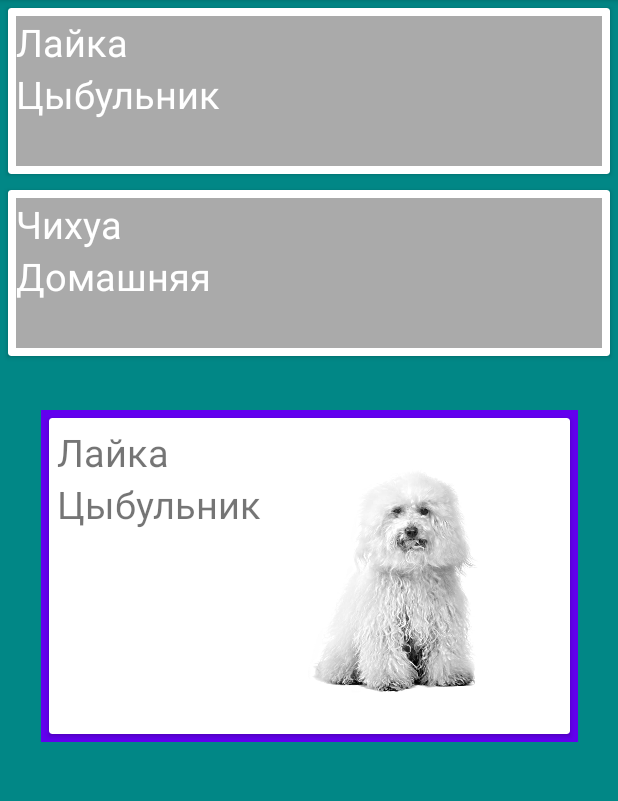
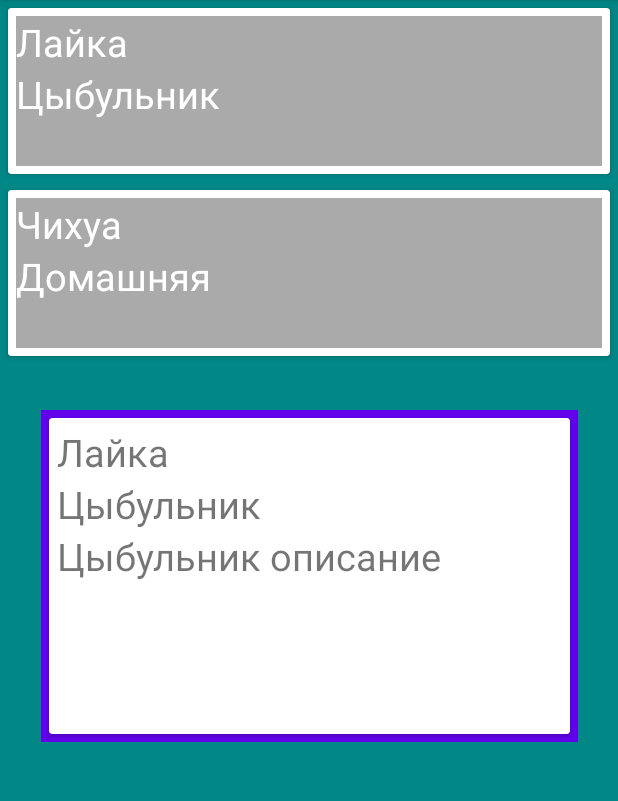
Before and after one commit to Serg8787/CardDogss, an Android app: the screen it shows after launch (MainActivity), after a tap on "Лайка", on a phone screen of 412 x 824 dp, the part 84-885 px from its top. Run offline under Robolectric (Android 15) with nearby library versions, the phone set to English and light mode, and no system bars.

Commit message:
without avatar but transfer dog

```diff
--- a/app/src/main/java/com/example/carddogs/Dog.kt
+++ b/app/src/main/java/com/example/carddogs/Dog.kt
@@ -1,7 +1,12 @@
 package com.example.carddogs
 
+import android.graphics.Bitmap
 import android.graphics.drawable.Drawable
+import kotlinx.android.parcel.Parcelize
+import java.io.Serializable
 
-data class Dog(val name:String, val lastName:String,
-//               val avatar: Drawable
-               )
+
+data class Dog(val name:String,
+               val lastName:String,
+               val desc:String
+               ) : Serializable
--- a/app/src/main/java/com/example/carddogs/FragmentDetail.kt
+++ b/app/src/main/java/com/example/carddogs/FragmentDetail.kt
@@ -19,17 +19,18 @@ private const val ARG_PARAM3 = "param3"
  * create an instance of this fragment.
  */
 class FragmentDetail : Fragment() {
-    // TODO: Rename and change types of parameters
+
     private var name: String? = null
     private var lastName: String? = null
-    private var avatar: String? = null
+    private var desc: String? = null
 
     override fun onCreate(savedInstanceState: Bundle?) {
         super.onCreate(savedInstanceState)
         arguments?.let {
             name = it.getString(ARG_PARAM1)
             lastName = it.getString(ARG_PARAM2)
-            avatar = it.getString(ARG_PARAM3)
+            desc = it.getString(ARG_PARAM3)
+//            avatar = it.getString(ARG_PARAM3)
         }
     }
 
@@ -45,26 +46,17 @@ class FragmentDetail : Fragment() {
         super.onViewCreated(view, savedInstanceState)
         tvNameDetail.text = name
         tvLastNameDetail.text = lastName
-        ivAvatarDetail.setImageResource(R.drawable.mini3)
+        tvDesc.text = desc
     }
 
     companion object {
-        /**
-         * Use this factory method to create a new instance of
-         * this fragment using the provided parameters.
-         *
-         * @param param1 Parameter 1.
-         * @param param2 Parameter 2.
-         * @return A new instance of fragment FragmentDetail.
-         */
-        // TODO: Rename and change types and number of parameters
         @JvmStatic
-        fun newInstance(name: String, lastName: String) =
+        fun newInstance(dog: Dog): FragmentDetail =
             FragmentDetail().apply {
                 arguments = Bundle().apply {
-                    putString(ARG_PARAM1, name)
-                    putString(ARG_PARAM2, lastName)
-                    putString(ARG_PARAM3, avatar)
+                    putString(ARG_PARAM1, dog.name)
+                    putString(ARG_PARAM2, dog.lastName)
+                    putString(ARG_PARAM3, dog.desc)
 
                 }
             }
--- a/app/src/main/java/com/example/carddogs/FragmentList.kt
+++ b/app/src/main/java/com/example/carddogs/FragmentList.kt
@@ -1,10 +1,10 @@
 package com.example.carddogs
 
 import android.os.Bundle
-import androidx.fragment.app.Fragment
 import android.view.LayoutInflater
 import android.view.View
 import android.view.ViewGroup
+import androidx.fragment.app.Fragment
 import androidx.recyclerview.widget.LinearLayoutManager
 import kotlinx.android.synthetic.main.fragment_list.*
 
@@ -13,25 +13,20 @@ import kotlinx.android.synthetic.main.fragment_list.*
 private const val ARG_PARAM1 = "param1"
 private const val ARG_PARAM2 = "param2"
 
+
 /**
  * A simple [Fragment] subclass.
  * Use the [FragmentList.newInstance] factory method to
  * create an instance of this fragment.
  */
 class FragmentList : Fragment(),DogsListCallback {
-    // TODO: Rename and change types of parameters
-    private var param1: String? = null
-    private var param2: String? = null
-    val dogs = arrayListOf<Dog>(Dog("Лайка","Цыбульник" ),
-        Dog("Чихуа","Домашняя"))
+    val dogs = arrayListOf<Dog>(Dog("Лайка","Цыбульник","Цыбульник описание" ),
+        Dog("Чихуа","Домашняя","Чихуа описание"))
 
 
     override fun onCreate(savedInstanceState: Bundle?) {
         super.onCreate(savedInstanceState)
-        arguments?.let {
-            param1 = it.getString(ARG_PARAM1)
-            param2 = it.getString(ARG_PARAM2)
-        }
+
     }
 
     override fun onCreateView(
@@ -52,31 +47,17 @@ class FragmentList : Fragment(),DogsListCallback {
     }
 
     companion object {
-        /**
-         * Use this factory method to create a new instance of
-         * this fragment using the provided parameters.
-         *
-         * @param param1 Parameter 1.
-         * @param param2 Parameter 2.
-         * @return A new instance of fragment FragmentList.
-         */
-        // TODO: Rename and change types and number of parameters
         @JvmStatic
-        fun newInstance(param1: String, param2: String) =
-            FragmentList().apply {
-                arguments = Bundle().apply {
-                    putString(ARG_PARAM1, param1)
-                    putString(ARG_PARAM2, param2)
-//                    putString(ARG_PARAM3, param3)
-
-                }
-            }
+        fun newInstance() =
+            FragmentList().apply { }
     }
 
     override fun onItemClickListener(index: Int) {
+
         activity?.supportFragmentManager
             ?.beginTransaction()
-            ?.replace(R.id.frLayoutDetail,FragmentDetail.newInstance(dogs[index].name,dogs[index].lastName))?.commit()
+            ?.replace(R.id.frLayoutDetail,FragmentDetail.newInstance(dogs[index]))?.commit()
+
 
 
     }
--- a/app/src/main/java/com/example/carddogs/MainActivity.kt
+++ b/app/src/main/java/com/example/carddogs/MainActivity.kt
@@ -9,6 +9,6 @@ class MainActivity : AppCompatActivity() {
         setContentView(R.layout.activity_main)
         supportFragmentManager
             .beginTransaction()
-            .replace(R.id.frLayoutList,FragmentList.newInstance("1","1")).commit()
+            .replace(R.id.frLayoutList,FragmentList.newInstance()).commit()
     }
 }
--- a/app/src/main/res/layout/fragment_detail.xml
+++ b/app/src/main/res/layout/fragment_detail.xml
@@ -43,6 +43,17 @@
                 app:layout_constraintHorizontal_bias="0.0"
                 app:layout_constraintStart_toStartOf="@+id/tvNameDetail"
                 app:layout_constraintTop_toBottomOf="@+id/tvNameDetail" />
+
+            <TextView
+                android:id="@+id/tvDesc"
+                android:layout_width="wrap_content"
+                android:layout_height="match_parent"
+                android:text="desc"
+                android:textSize="25sp"
+                app:layout_constraintEnd_toEndOf="parent"
+                app:layout_constraintHorizontal_bias="0.0"
+                app:layout_constraintStart_toStartOf="@+id/tvNameDetail"
+                app:layout_constraintTop_toBottomOf="@+id/tvLastNameDetail" />
         </androidx.constraintlayout.widget.ConstraintLayout>
 
 
```
